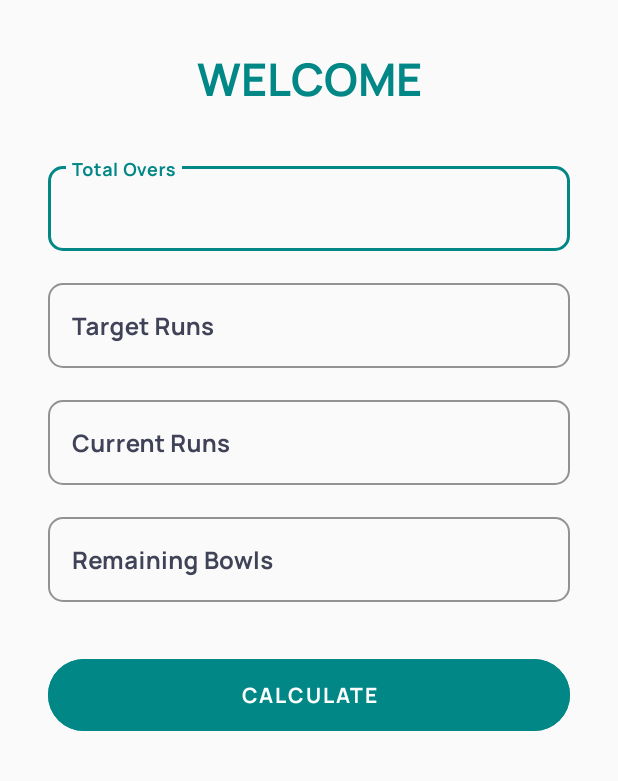
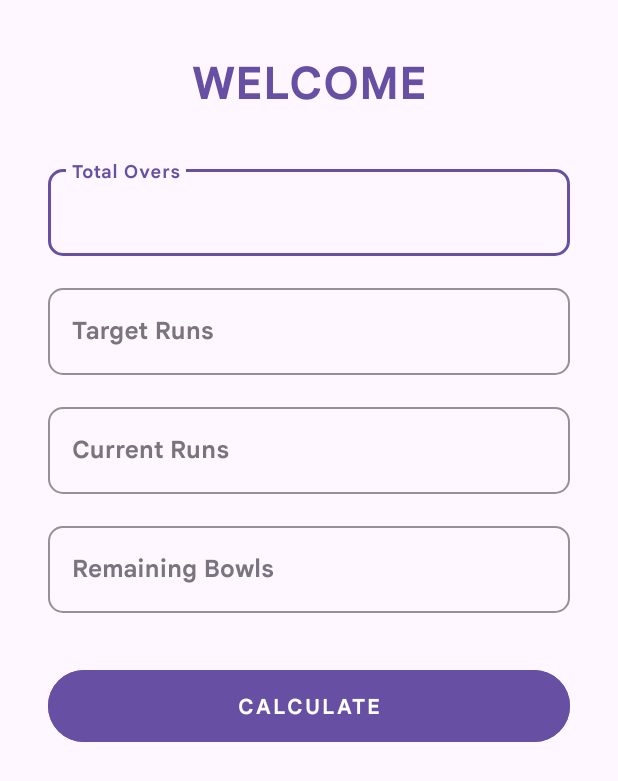
Before and after one commit to nishatrhythm/Cricket-Score, an Android app: the layout activity_main.xml on its own in the app's theme, with its tools: preview values and no code run, on a phone screen of 412 x 824 dp. Shown: the top 781 px of the screen. Run offline under Robolectric (Android 15) with nearby library versions, the phone set to English and light mode, and no system bars.

Commit message:
Upgraded to Material UI 3

```diff
--- a/app/src/main/AndroidManifest.xml
+++ b/app/src/main/AndroidManifest.xml
@@ -10,7 +10,7 @@
         android:label="@string/app_name"
         android:roundIcon="@mipmap/ic_launcher"
         android:supportsRtl="true"
-        android:theme="@style/Theme.CricketScore"
+        android:theme="@style/Theme.Material3.Light.NoActionBar"
         tools:targetApi="31">
         <activity
             android:name=".MainActivity"
--- a/app/src/main/res/layout/activity_main.xml
+++ b/app/src/main/res/layout/activity_main.xml
@@ -17,11 +17,11 @@
             android:id="@+id/homePageTitle"
             android:layout_width="match_parent"
             android:layout_height="wrap_content"
-            android:fontFamily="@font/manrope_bold"
+            android:fontFamily="@font/google_sans_text_bold"
             android:text="@string/welcome"
             android:textAlignment="center"
             android:textAllCaps="true"
-            android:textColor="@color/teal_700"
+            android:textColor="@color/md_theme_light_primary"
             android:textSize="30sp"
             android:paddingTop="32dp"
             android:paddingBottom="32dp"
@@ -42,20 +42,20 @@
             android:layout_marginTop="0dp"
             android:layout_marginEnd="32dp"
             android:hint="@string/totalOvers"
-            android:textColorHint="@color/ash"
+            android:textColorHint="@color/md_theme_light_outline"
             app:boxCornerRadiusBottomEnd="10dp"
             app:boxCornerRadiusBottomStart="10dp"
             app:boxCornerRadiusTopEnd="10dp"
             app:boxCornerRadiusTopStart="10dp"
-            app:boxStrokeColor="@color/teal_700"
+            app:boxStrokeColor="@color/md_theme_light_primary"
             app:endIconMode="clear_text"
-            app:endIconTint="@color/ash"
+            app:endIconTint="@color/md_theme_light_outline"
             app:errorEnabled="false"
-            app:errorIconTint="@color/red"
+            app:errorIconTint="@color/md_theme_light_error"
             app:helperTextEnabled="false"
             app:hintAnimationEnabled="true"
             app:hintEnabled="true"
-            app:hintTextColor="@color/teal_700"
+            app:hintTextColor="@color/md_theme_light_primary"
             app:layout_constraintBottom_toTopOf="@id/targetRuns"
             app:layout_constraintEnd_toEndOf="parent"
             app:layout_constraintStart_toStartOf="parent"
@@ -65,7 +65,7 @@
                 android:id="@+id/totalOversID"
                 android:layout_width="match_parent"
                 android:layout_height="wrap_content"
-                android:fontFamily="@font/manrope_bold"
+                android:fontFamily="@font/google_sans_text_bold"
                 android:inputType="number" />
 
         </com.google.android.material.textfield.TextInputLayout>
@@ -80,20 +80,20 @@
             android:layout_marginTop="16dp"
             android:layout_marginEnd="32dp"
             android:hint="@string/targetRuns"
-            android:textColorHint="@color/ash"
+            android:textColorHint="@color/md_theme_light_outline"
             app:boxCornerRadiusBottomEnd="10dp"
             app:boxCornerRadiusBottomStart="10dp"
             app:boxCornerRadiusTopEnd="10dp"
             app:boxCornerRadiusTopStart="10dp"
-            app:boxStrokeColor="@color/teal_700"
+            app:boxStrokeColor="@color/md_theme_light_primary"
             app:endIconMode="clear_text"
-            app:endIconTint="@color/ash"
+            app:endIconTint="@color/md_theme_light_outline"
             app:errorEnabled="false"
-            app:errorIconTint="@color/red"
+            app:errorIconTint="@color/md_theme_light_error"
             app:helperTextEnabled="false"
             app:hintAnimationEnabled="true"
             app:hintEnabled="true"
-            app:hintTextColor="@color/teal_700"
+            app:hintTextColor="@color/md_theme_light_primary"
             app:layout_constraintBottom_toTopOf="@id/currentRuns"
             app:layout_constraintEnd_toEndOf="parent"
             app:layout_constraintStart_toStartOf="parent"
@@ -103,7 +103,7 @@
                 android:id="@+id/targetRunsID"
                 android:layout_width="match_parent"
                 android:layout_height="wrap_content"
-                android:fontFamily="@font/manrope_bold"
+                android:fontFamily="@font/google_sans_text_bold"
                 android:inputType="number" />
 
         </com.google.android.material.textfield.TextInputLayout>
@@ -118,20 +118,20 @@
             android:layout_marginTop="16dp"
             android:layout_marginEnd="32dp"
             android:hint="@string/currentRuns"
-            android:textColorHint="@color/ash"
+            android:textColorHint="@color/md_theme_light_outline"
             app:boxCornerRadiusBottomEnd="10dp"
             app:boxCornerRadiusBottomStart="10dp"
             app:boxCornerRadiusTopEnd="10dp"
             app:boxCornerRadiusTopStart="10dp"
-            app:boxStrokeColor="@color/teal_700"
+            app:boxStrokeColor="@color/md_theme_light_primary"
             app:endIconMode="clear_text"
-            app:endIconTint="@color/ash"
+            app:endIconTint="@color/md_theme_light_outline"
             app:errorEnabled="false"
-            app:errorIconTint="@color/red"
+            app:errorIconTint="@color/md_theme_light_error"
             app:helperTextEnabled="false"
             app:hintAnimationEnabled="true"
             app:hintEnabled="true"
-            app:hintTextColor="@color/teal_700"
+            app:hintTextColor="@color/md_theme_light_primary"
             app:layout_constraintBottom_toTopOf="@id/remainingBowls"
             app:layout_constraintEnd_toEndOf="parent"
             app:layout_constraintStart_toStartOf="parent"
@@ -141,7 +141,7 @@
                 android:id="@+id/currentRunsID"
                 android:layout_width="match_parent"
                 android:layout_height="wrap_content"
-                android:fontFamily="@font/manrope_bold"
+                android:fontFamily="@font/google_sans_text_bold"
                 android:inputType="number" />
 
         </com.google.android.material.textfield.TextInputLayout>
@@ -157,20 +157,20 @@
             android:layout_marginTop="16dp"
             android:layout_marginEnd="32dp"
             android:hint="@string/remainingBowls"
-            android:textColorHint="@color/ash"
+            android:textColorHint="@color/md_theme_light_outline"
             app:boxCornerRadiusBottomEnd="10dp"
             app:boxCornerRadiusBottomStart="10dp"
             app:boxCornerRadiusTopEnd="10dp"
             app:boxCornerRadiusTopStart="10dp"
-            app:boxStrokeColor="@color/teal_700"
+            app:boxStrokeColor="@color/md_theme_light_primary"
             app:endIconMode="clear_text"
-            app:endIconTint="@color/ash"
+            app:endIconTint="@color/md_theme_light_outline"
             app:errorEnabled="false"
-            app:errorIconTint="@color/red"
+            app:errorIconTint="@color/md_theme_light_error"
             app:helperTextEnabled="false"
             app:hintAnimationEnabled="true"
             app:hintEnabled="true"
-            app:hintTextColor="@color/teal_700"
+            app:hintTextColor="@color/md_theme_light_primary"
 
             app:layout_constraintBottom_toTopOf="@id/calculateButton"
             app:layout_constraintEnd_toEndOf="parent"
@@ -181,7 +181,7 @@
                 android:id="@+id/remainingBowlsID"
                 android:layout_width="match_parent"
                 android:layout_height="wrap_content"
-                android:fontFamily="@font/manrope_bold"
+                android:fontFamily="@font/google_sans_text_bold"
                 android:inputType="number" />
 
         </com.google.android.material.textfield.TextInputLayout>
@@ -196,13 +196,13 @@
             android:layout_marginTop="32dp"
             android:layout_marginEnd="32dp"
             android:height="60dp"
-            android:fontFamily="@font/manrope_bold"
+            android:fontFamily="@font/google_sans_text_bold"
             android:text="@string/calculate"
-            android:textColor="@color/white"
-            app:backgroundTint="@color/teal_700"
+            android:textColor="@color/md_theme_light_onPrimary"
+            app:backgroundTint="@color/md_theme_light_primary"
             app:cornerRadius="50dp"
-            app:rippleColor="@color/teal_900"
-            app:strokeColor="@color/teal_700"
+            app:rippleColor="@color/md_theme_light_inversePrimary"
+            app:strokeColor="@color/md_theme_light_primary"
             android:layout_marginBottom="48dp"
             app:layout_constraintBottom_toTopOf="parent"
             app:layout_constraintEnd_toEndOf="parent"
--- a/build.gradle
+++ b/build.gradle
@@ -1,5 +1,5 @@
 // Top-level build file where you can add configuration options common to all sub-projects/modules.
 plugins {
-    id 'com.android.application' version '7.3.1' apply false
-    id 'com.android.library' version '7.3.1' apply false
+    id 'com.android.application' version '7.4.2' apply false
+    id 'com.android.library' version '7.4.2' apply false
 }
```
Also changed, not shown: app/build.gradle (+6 -6 lines), app/src/main/res/values/colors.xml (+61 -10 lines), app/src/main/res/values/themes.xml (+29 -14 lines), app/src/main/res/font/google_sans_text_bold.ttf (added), app/src/main/res/font/google_sans_text_regular.ttf (added), app/src/main/res/font/manrope_bold.ttf (deleted), app/src/main/res/font/manrope_regular.ttf (deleted), gradle/wrapper/gradle-wrapper.properties.
